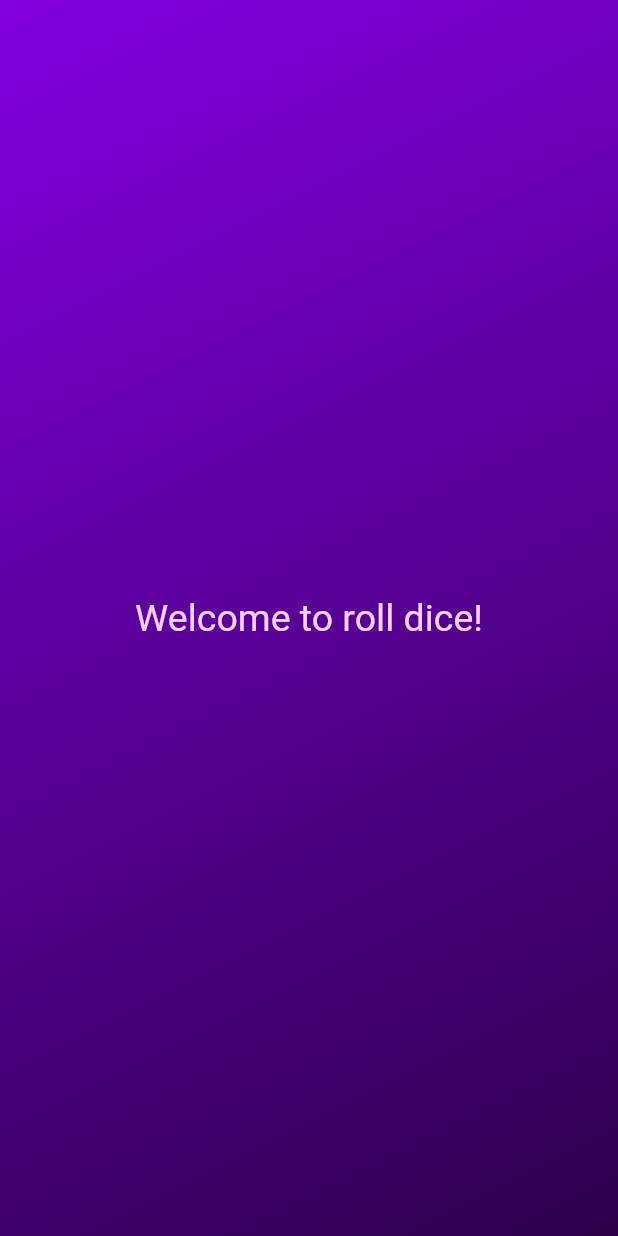
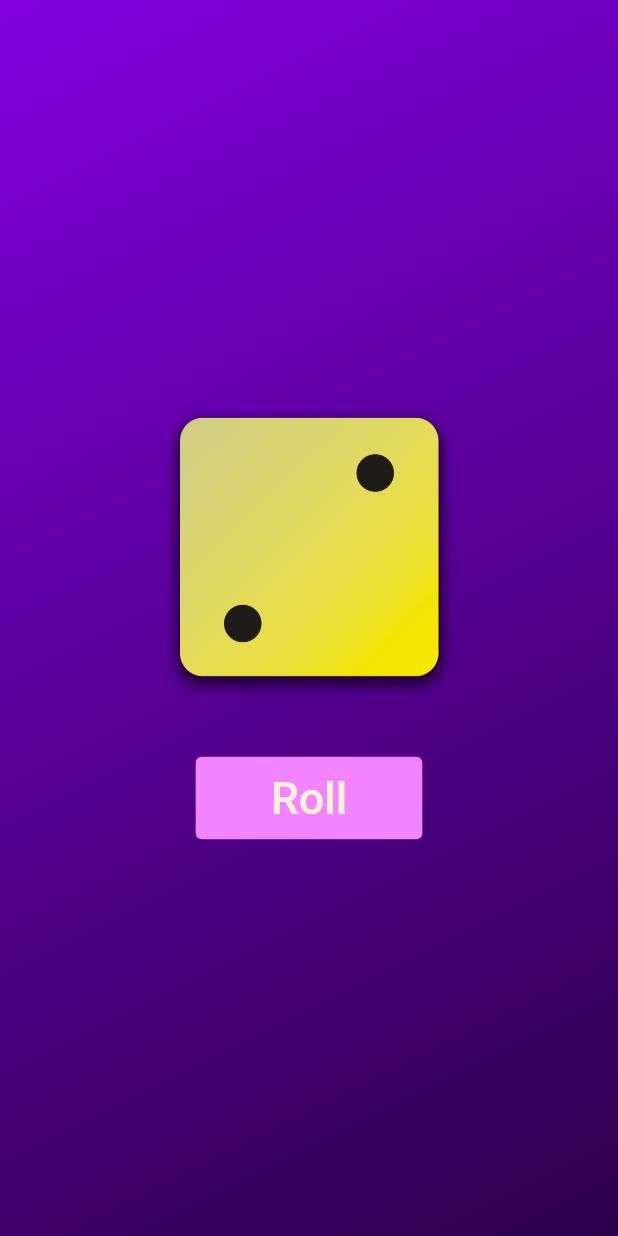
Before and after one commit to dfreyesr/flutter-roll-dice, a Flutter app: the screen it shows after launch, on a phone screen of 412 x 824 dp. Run offline on Flutter 3.47's test engine with Material 2 defaults, Android fonts, the phone set to English and light mode, and no system bars.

Commit message:
Random roll dice feature added

```diff
--- /dev/null
+++ b/lib/dice_roller.dart
@@ -0,0 +1,50 @@
+import 'package:flutter/material.dart';
+import 'package:roll_dice/styled_text.dart';
+import 'dart:math';
+
+class DiceRoller extends StatefulWidget {
+  const DiceRoller({super.key});
+
+  @override
+  State<DiceRoller> createState() {
+    return _DiceRollerState();
+  }
+}
+
+class _DiceRollerState extends State<DiceRoller> {
+  var diceActive = 'assets/images/dice-2.png';
+  final randomGen = Random();
+
+  void rollDice() {
+    var diceRoll = randomGen.nextInt(6) + 1;
+
+    setState(() {
+      diceActive = 'assets/images/dice-$diceRoll.png';
+    });
+  }
+
+  @override
+  Widget build(BuildContext context) {
+    return Column(
+      mainAxisSize: MainAxisSize.min,
+      children: [
+        Image.asset(
+          diceActive,
+          width: 200,
+        ),
+        const SizedBox(
+          height: 40,
+        ),
+        TextButton(
+          onPressed: rollDice,
+          style: TextButton.styleFrom(
+            backgroundColor: const Color.fromRGBO(243, 132, 255, 1),
+            padding:
+                const EdgeInsets.only(top: 10, bottom: 10, left: 50, right: 50),
+          ),
+          child: const StyledText('Roll', Color.fromRGBO(255, 242, 212, 1), 30),
+        ),
+      ],
+    );
+  }
+}
--- a/lib/gradient_container.dart
+++ b/lib/gradient_container.dart
@@ -1,24 +1,26 @@
 import 'package:flutter/material.dart';
-import 'styled_text.dart';
+import 'package:roll_dice/dice_roller.dart';
 
 const startAlignment = Alignment.topLeft;
 const endAlignment = Alignment.bottomRight;
 
 class GradientContainer extends StatelessWidget {
-  const GradientContainer(this.color1, this.color2, this.texto, {super.key});
+  const GradientContainer(this.color1, this.color2, {super.key});
 
   final Color color1;
   final Color color2;
-  final StyledText texto;
 
   @override
   Widget build(BuildContext context) {
     return Container(
-        decoration: BoxDecoration(
-            gradient: LinearGradient(
-                colors: [color1, color2],
-                begin: startAlignment,
-                end: endAlignment)),
-        child: Center(child: texto));
+      decoration: BoxDecoration(
+          gradient: LinearGradient(
+              colors: [color1, color2],
+              begin: startAlignment,
+              end: endAlignment)),
+      child: const Center(
+        child: DiceRoller(),
+      ),
+    );
   }
 }
--- a/lib/main.dart
+++ b/lib/main.dart
@@ -1,5 +1,4 @@
 import 'package:flutter/material.dart';
-import 'package:roll_dice/styled_text.dart';
 import 'gradient_container.dart';
 
 void main() {
@@ -14,10 +13,7 @@ class MyApp extends StatelessWidget {
     return const MaterialApp(
       home: Scaffold(
           body: GradientContainer(
-              Color.fromRGBO(130, 0, 223, 1),
-              Color.fromRGBO(44, 0, 75, 1),
-              StyledText('Welcome to roll dice!',
-                  Color.fromRGBO(247, 208, 255, 1), 25))),
+              Color.fromRGBO(130, 0, 223, 1), Color.fromRGBO(44, 0, 75, 1))),
     );
   }
 }
```
Also changed, not shown: 1 other file.
